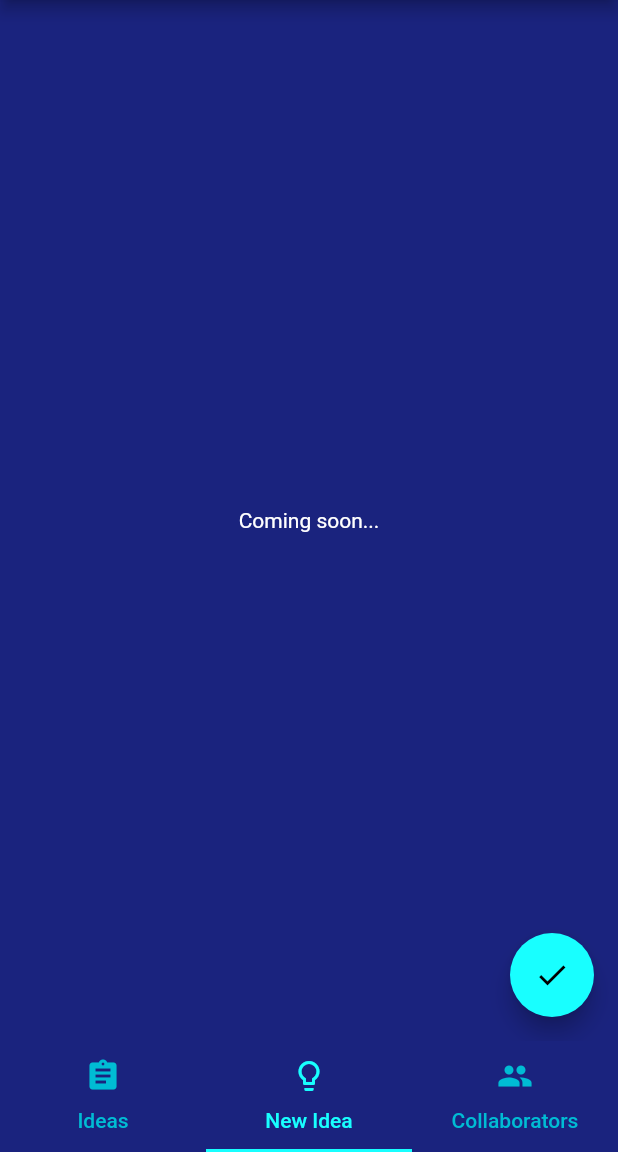
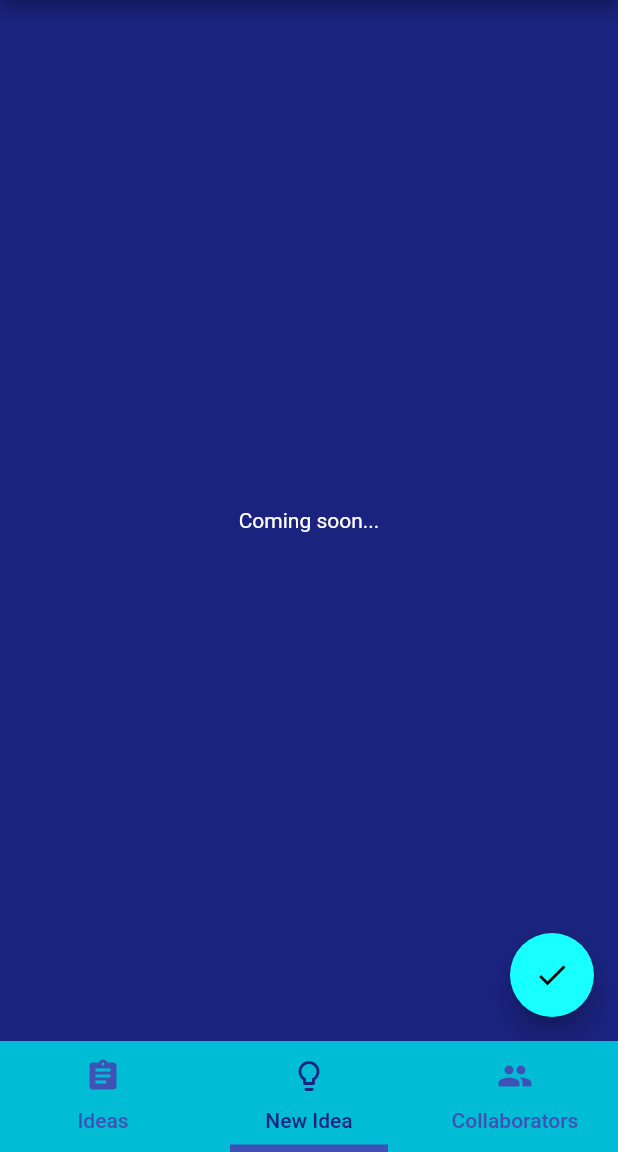
Before and after one commit to Tiger-Cross/Good-Ideas-Machine, a Flutter app: the screen it shows after launch, on a phone screen of 412 x 824 dp, the part 84-1236 px from its top. Run offline on Flutter 3.47's test engine with Material 2 defaults, Android fonts, the phone set to English and light mode, and no system bars.

Commit message:
Improve TabBar UI.

```diff
--- a/good_ideas_machine/lib/main.dart
+++ b/good_ideas_machine/lib/main.dart
@@ -9,7 +9,6 @@ void main() => runApp(GoodIdeasMachine());
 class GoodIdeasMachine extends StatelessWidget {
   @override
   Widget build(BuildContext context) {
-
     var appTitle = 'Good Ideas Machine';
 
     return MaterialApp(
@@ -19,11 +18,14 @@ class GoodIdeasMachine extends StatelessWidget {
             primaryColor: Colors.cyan,
             accentColor: Colors.cyanAccent,
             scaffoldBackgroundColor: Colors.indigo[900],
-        tabBarTheme: TabBarTheme(unselectedLabelColor: Colors.cyan,
-            labelColor: Colors.cyanAccent)
+            tabBarTheme: TabBarTheme(
+                indicator: UnderlineTabIndicator(
+                    borderSide: BorderSide(width: 5.0, color: Colors.indigo),
+                    insets: EdgeInsets.symmetric(horizontal:16.0)
                 ),
-      home: HomeScaffold(title: appTitle)
-    );
+                unselectedLabelColor: Colors.indigo,
+                labelColor: Colors.indigo[900])),
+        home: HomeScaffold(title: appTitle));
   }
 }
 
@@ -53,13 +55,25 @@ class _HomeScaffoldState extends State<HomeScaffold> {
           centerTitle: true,
           title: Text(widget.title),
         ),
-        body: TabBarView(children: _childPages),
-        bottomNavigationBar: TabBar(
+        body: TabBarView(
+          children: _childPages,
+          physics: NeverScrollableScrollPhysics(),
+        ),
+        bottomNavigationBar: Container(
+          color: Colors.cyan,
+          child: TabBar(
             tabs: [
               Tab(icon: new Icon(Icons.assignment), text: 'Ideas'),
-            Tab(icon: new Icon(Icons.lightbulb_outline), text: 'New Idea',),
-            Tab(icon: Icon(Icons.group), text: 'Collaborators',),
+              Tab(
+                icon: new Icon(Icons.lightbulb_outline),
+                text: 'New Idea',
+              ),
+              Tab(
+                icon: Icon(Icons.group),
+                text: 'Collaborators',
+              ),
             ],
+          ),
         ),
       ),
     );
```
Lines whose indentation alone changed are shown as unchanged.
